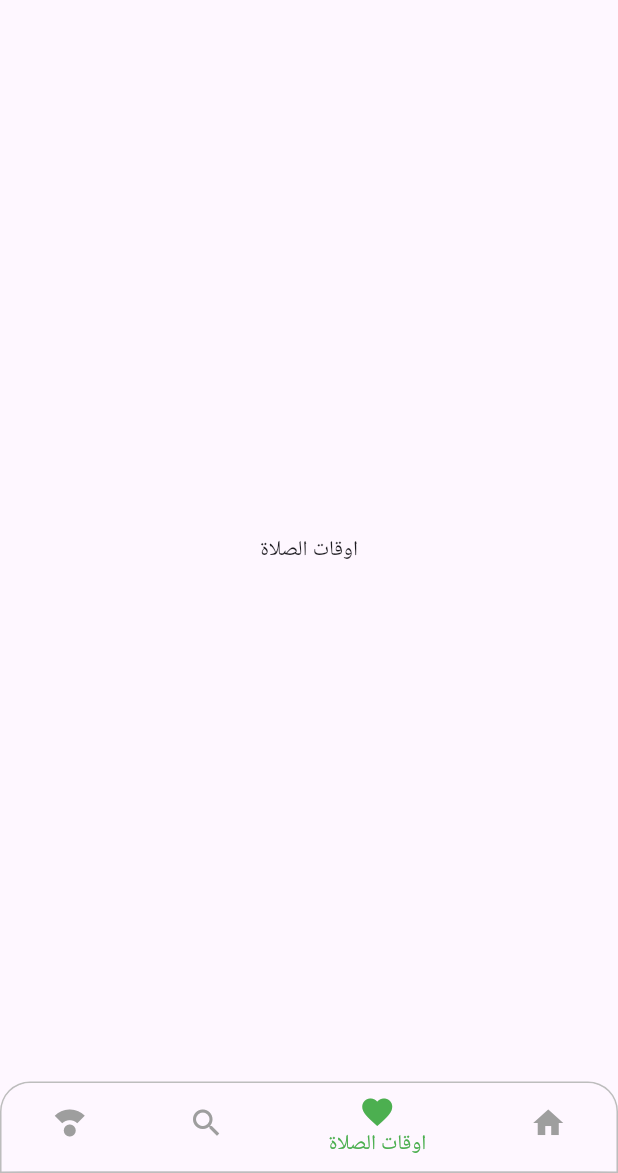
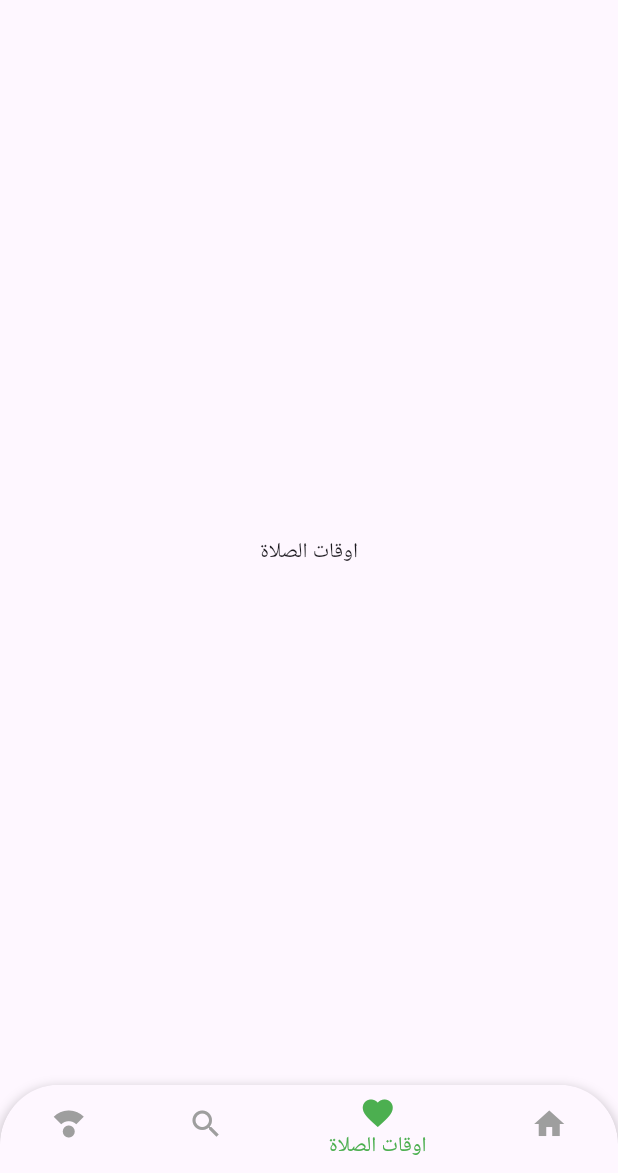
Before and after one commit to MYMMIRACLE/fazakir, a Flutter app: the screen it shows after launch, item 3 of the bottom bar chosen, on a phone screen of 412 x 824 dp, the part 63-1236 px from its top. Run offline on Flutter 3.47's test engine with Material 3 defaults, Android fonts, the phone set to English and light mode, and no system bars.

Commit message:
Update border radius and add box shadow to bottom navigation bar

```diff
--- a/fzaker/lib/main.dart
+++ b/fzaker/lib/main.dart
@@ -50,15 +50,22 @@
       bottomNavigationBar: Container(
         decoration: BoxDecoration(
           borderRadius: BorderRadius.only(
-            topLeft: Radius.circular(20.0),
-            topRight: Radius.circular(20.0),
+            topLeft: Radius.circular(40.0),
+            topRight: Radius.circular(40.0),
           ),
-          border: Border.all(color: Colors.grey.shade400), // Border color
+          boxShadow: [
+            BoxShadow(
+              color: Colors.black.withOpacity(0.2),
+              spreadRadius: 1,
+              blurRadius: 6,
+              offset: Offset(0, 3),
+            ),
+          ],
         ),
         child: ClipRRect(
           borderRadius: BorderRadius.only(
-            topLeft: Radius.circular(20.0),
-            topRight: Radius.circular(20.0),
+            topLeft: Radius.circular(40.0),
+            topRight: Radius.circular(40.0),
           ),
           child: BottomNavigationBar(
             items: const <BottomNavigationBarItem>[
```
